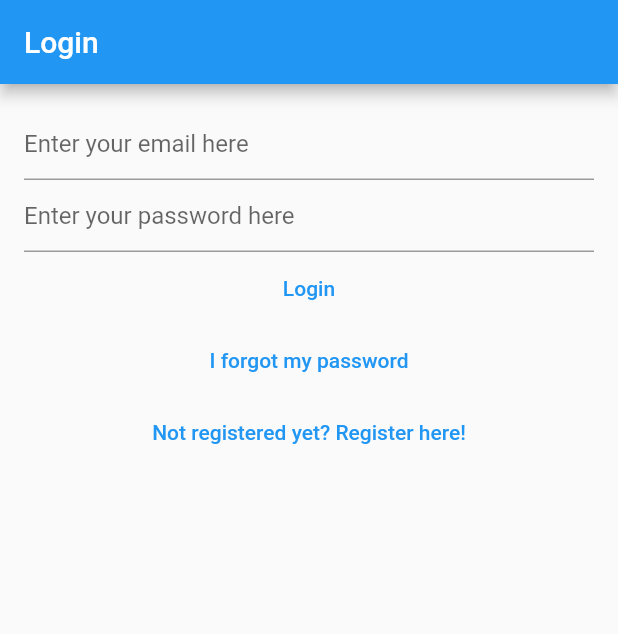
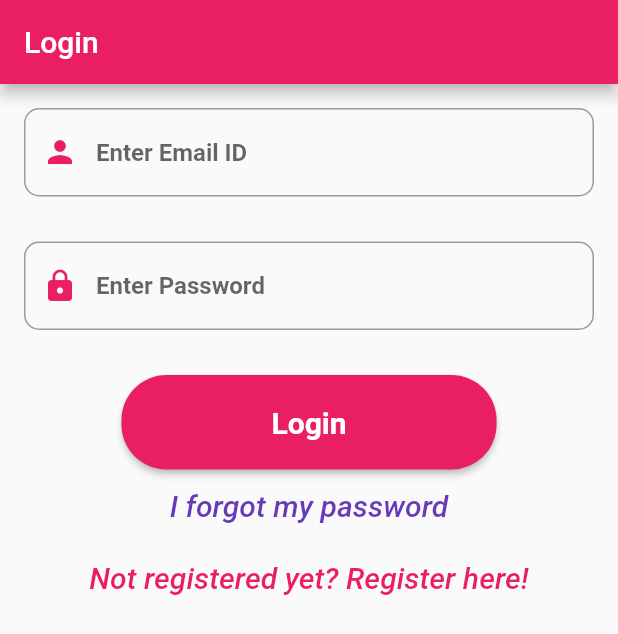
Before and after one commit to iamsachin22/notes, a Flutter app: the screen it shows after launch, on a phone screen of 412 x 824 dp. Shown: the top 634 px of the screen. Run offline on Flutter 3.47's test engine with Material 2 defaults, Android fonts, the phone set to English and light mode, and no system bars; our stand-ins replace bloc, cloud_firestore, equatable, firebase_auth, firebase_core, flutter_bloc and 1 more; accounts and stored records are empty.

Commit message:
UI for login and theme added

```diff
--- a/lib/main.dart
+++ b/lib/main.dart
@@ -20,7 +20,7 @@ void main() {
       title: 'Flutter Demo',
       debugShowCheckedModeBanner: false,
       theme: ThemeData(
-        primarySwatch: Colors.blue,
+        primarySwatch: Colors.pink,
       ),
       home: BlocProvider<AuthBloc>(
         create: (context) => AuthBloc(FirebaseAuthProvider()),
--- a/lib/views/login_view.dart
+++ b/lib/views/login_view.dart
@@ -53,25 +53,48 @@ class _LoginViewState extends State<LoginView> {
             padding: const EdgeInsets.all(16.0),
             child: Column(
               children: [
+                //Image.asset('images/avatar.png'),
                 TextField(
                   controller: _email,
                   enableSuggestions: false,
                   autocorrect: false,
                   keyboardType: TextInputType.emailAddress,
                   decoration: const InputDecoration(
-                    hintText: 'Enter your email here',
+                    prefixIcon: Icon(
+                    Icons.person,
+                    color: Colors.pink,
+                  ),
+                  border: OutlineInputBorder(
+                  borderRadius: BorderRadius.all(Radius.circular(10.0)),
+                ),
+                    hintText: 'Enter Email ID',
+                    hintStyle: TextStyle(
+                      fontWeight: FontWeight.bold
+                    ),
                   ),
                 ),
+                const SizedBox(height: 30,),
                 TextField(
                   controller: _password,
                   obscureText: true,
                   enableSuggestions: false,
                   autocorrect: false,
                   decoration: const InputDecoration(
-                    hintText: 'Enter your password here',
+                    prefixIcon: Icon(
+                  Icons.lock,
+                  color: Colors.pink,
+                ),
+                border: OutlineInputBorder(
+                  borderRadius: BorderRadius.all(Radius.circular(10.0)),
+                ),
+                    hintText: 'Enter Password',
+                    hintStyle: TextStyle(
+                      fontWeight: FontWeight.bold
+                    ),
                   ),
                 ),
-                TextButton(
+                const SizedBox(height: 30,),
+                ElevatedButton(
                   onPressed: () async {
                     final email = _email.text;
                     final password = _password.text;
@@ -83,6 +106,17 @@ class _LoginViewState extends State<LoginView> {
                         );
                   },
                   child: const Text('Login'),
+                  style: ElevatedButton.styleFrom(
+                    primary: Colors.pink,
+                    padding: const EdgeInsets.symmetric(horizontal: 100,vertical: 20),
+                    textStyle: const TextStyle(
+                      fontSize: 20,
+                      fontWeight: FontWeight.bold,
+                    ),
+                    shape: RoundedRectangleBorder(
+                      borderRadius: BorderRadius.circular(30),
+                    )
+                  ),
                 ),
             TextButton(
               onPressed: () {
@@ -90,7 +124,13 @@ class _LoginViewState extends State<LoginView> {
                   const AuthEventForgotPassword(),
                 );
               },
-              child: const Text('I forgot my password'),
+              child: const Text('I forgot my password',
+              style: TextStyle(
+                fontSize: 20.0,
+                color: Colors.deepPurple,
+                fontStyle: FontStyle.italic
+              ),
+              ),
             ),
             TextButton(
               onPressed: () {
@@ -98,7 +138,11 @@ class _LoginViewState extends State<LoginView> {
                   const AuthEventShouldRegister(),
                 );
               },
-              child: const Text('Not registered yet? Register here!'),
+              child: const Text('Not registered yet? Register here!',
+              style: TextStyle(
+                fontSize: 20.0,
+                fontStyle: FontStyle.italic,
+              ),),
             )
         ],
       ),
```
Also changed, not shown: lib/images/avataaars-2.png (added), lib/images/avataaars.png (added), lib/images/avatar.png (added).
